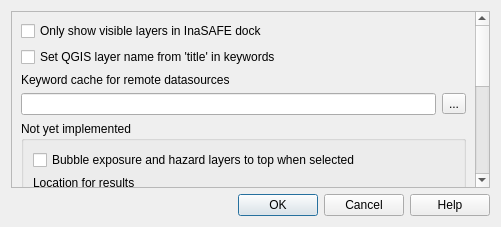
inasafe/inasafe, file gui/is_options_dialog_base.ui: the form before one commit.
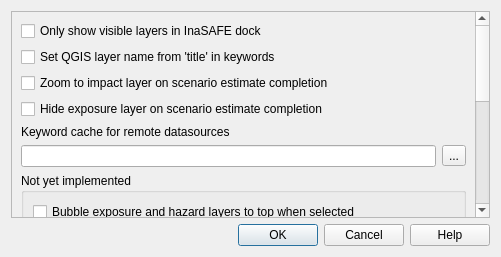
The form after the commit. Icons and pictures are not drawn.

Commit message: Implementation of zoom to impact layer and hide exposure layer. Closes #105 and #140

Diff of the .ui file:
```diff
--- a/gui/is_options_dialog_base.ui
+++ b/gui/is_options_dialog_base.ui
@@ -7,7 +7,7 @@
     <x>0</x>
     <y>0</y>
     <width>501</width>
-    <height>227</height>
+    <height>257</height>
    </rect>
   </property>
   <property name="windowTitle">
@@ -38,8 +38,8 @@
        <rect>
         <x>0</x>
         <y>0</y>
-        <width>463</width>
-        <height>491</height>
+        <width>465</width>
+        <height>547</height>
        </rect>
       </property>
       <layout class="QGridLayout" name="gridLayout_2">
@@ -61,6 +61,26 @@
         </widget>
        </item>
        <item row="2" column="0">
+        <widget class="QCheckBox" name="cbxZoomToImpact">
+         <property name="enabled">
+          <bool>true</bool>
+         </property>
+         <property name="text">
+          <string>Zoom to impact layer on scenario estimate completion</string>
+         </property>
+        </widget>
+       </item>
+       <item row="3" column="0">
+        <widget class="QCheckBox" name="cbxHideExposure">
+         <property name="enabled">
+          <bool>true</bool>
+         </property>
+         <property name="text">
+          <string>Hide exposure layer on scenario estimate completion</string>
+         </property>
+        </widget>
+       </item>
+       <item row="4" column="0">
         <widget class="QLabel" name="lblKeywordCache">
          <property name="enabled">
           <bool>true</bool>
@@ -70,7 +90,7 @@
          </property>
         </widget>
        </item>
-       <item row="3" column="0">
+       <item row="5" column="0">
         <layout class="QHBoxLayout" name="horizontalLayout_6">
          <item>
           <widget class="QLineEdit" name="leKeywordCachePath">
@@ -91,7 +111,7 @@
          </item>
         </layout>
        </item>
-       <item row="4" column="0">
+       <item row="6" column="0">
         <widget class="QGroupBox" name="grpNotImplemented">
          <property name="title">
           <string>Not yet implemented</string>
@@ -255,14 +275,14 @@
          </layout>
         </widget>
        </item>
-       <item row="5" column="0">
+       <item row="7" column="0">
         <widget class="QCheckBox" name="cbxUseThread">
          <property name="text">
           <string>Run analysis in a separate thread (experimental)</string>
          </property>
         </widget>
        </item>
-       <item row="6" column="0">
+       <item row="8" column="0">
         <spacer name="verticalSpacer">
          <property name="orientation">
           <enum>Qt::Vertical</enum>
```
The commit also changes 5 other files.
